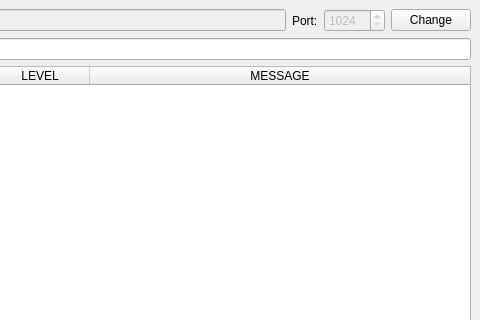
RandyParedis/PySysLogQt, file main/MainWindow.ui: the form before one commit; both pictures show x 320 to 800 and y 0 to 320 of the 800 by 600 pixel window.
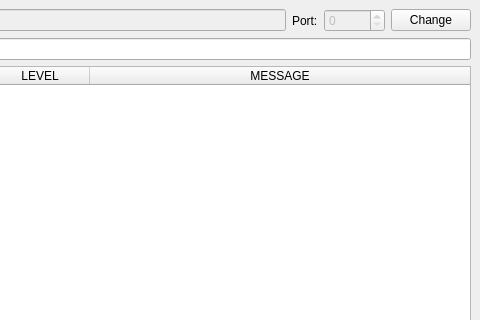
The form after the commit.

Diff of the .ui file:
```diff
--- a/main/MainWindow.ui
+++ b/main/MainWindow.ui
@@ -113,7 +113,7 @@
        <bool>false</bool>
       </property>
       <property name="minimum">
-       <number>1024</number>
+       <number>0</number>
       </property>
       <property name="maximum">
        <number>65535</number>
```
